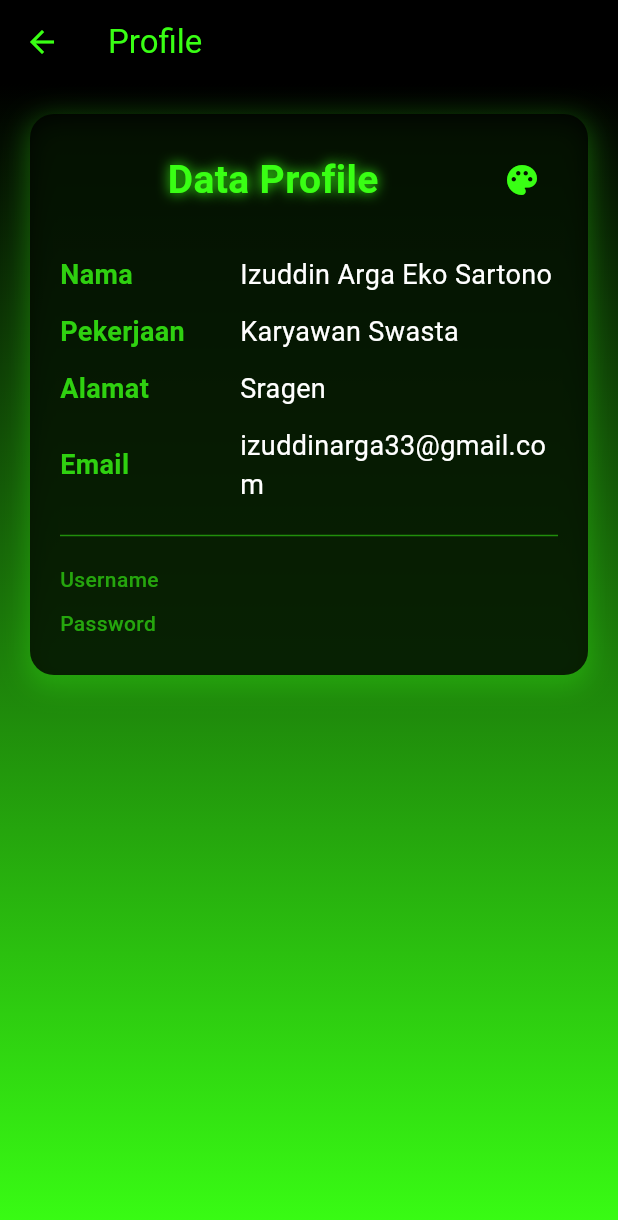
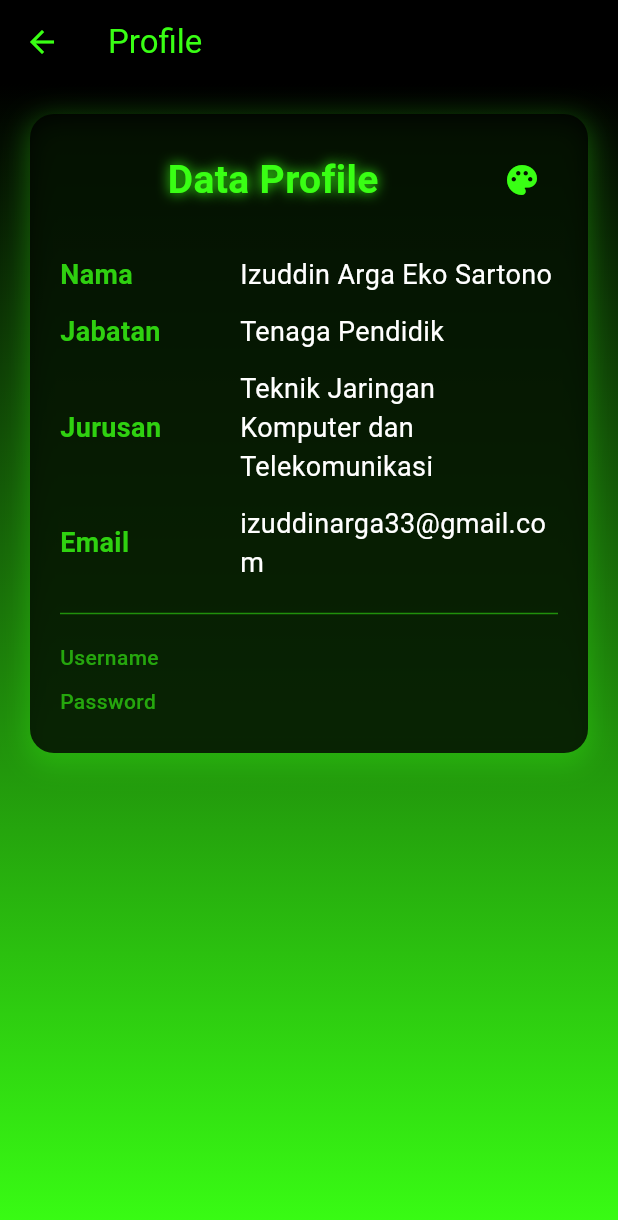
Before and after one commit to comatsu91/my_flutter, a Flutter app: the DashboardPage screen opened directly with empty values, after a tap on "Profile", on a phone screen of 412 x 824 dp. Shown: the top 1220 px of the screen. Run offline on Flutter 3.47's test engine with Material 3 defaults, Android fonts, the phone set to English and light mode, and no system bars.

Commit message:
ubah isi

```diff
--- a/lib/dashboard_page.dart
+++ b/lib/dashboard_page.dart
@@ -51,8 +51,8 @@ class DashboardPage extends StatelessWidget {
                         builder:
                             (_) => ProfilePage(
                               nama: 'Izuddin Arga Eko Sartono',
-                              pekerjaan: 'Karyawan Swasta',
-                              alamat: 'Sragen',
+                              jabatan: 'Tenaga Pendidik',
+                              jurusan: 'Teknik Jaringan Komputer dan Telekomunikasi ',
                               email: 'izuddinarga33@gmail.com',
                               username: username,
                               password: password,
--- a/lib/profile_page.dart
+++ b/lib/profile_page.dart
@@ -2,16 +2,16 @@ import 'package:flutter/material.dart';
 
 class ProfilePage extends StatefulWidget {
   final String nama;
-  final String pekerjaan;
-  final String alamat;
+  final String jabatan;
+  final String jurusan;
   final String email;
   final String username;
   final String password;
 
   ProfilePage({
     required this.nama,
-    required this.pekerjaan,
-    required this.alamat,
+    required this.jabatan,
+    required this.jurusan,
     required this.email,
     required this.username,
     required this.password,
@@ -138,8 +138,8 @@ class _ProfilePageState extends State<ProfilePage> {
                   ),
                   SizedBox(height: 20),
                   _buildProfileItem('Nama', widget.nama),
-                  _buildProfileItem('Pekerjaan', widget.pekerjaan),
-                  _buildProfileItem('Alamat', widget.alamat),
+                  _buildProfileItem('Jabatan', widget.jabatan),
+                  _buildProfileItem('Jurusan', widget.jurusan),
                   _buildProfileItem('Email', widget.email),
                   Divider(color: primaryColor.withOpacity(0.5), height: 30),
                   _buildProfileItemSmall('Username', widget.username),
```
